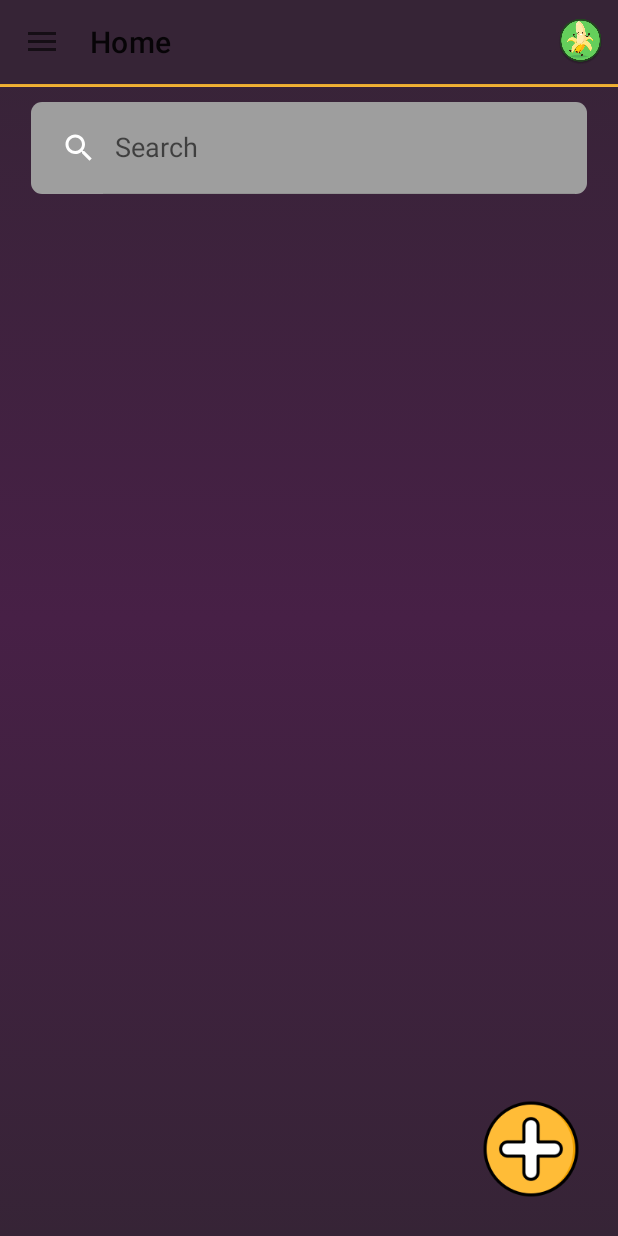
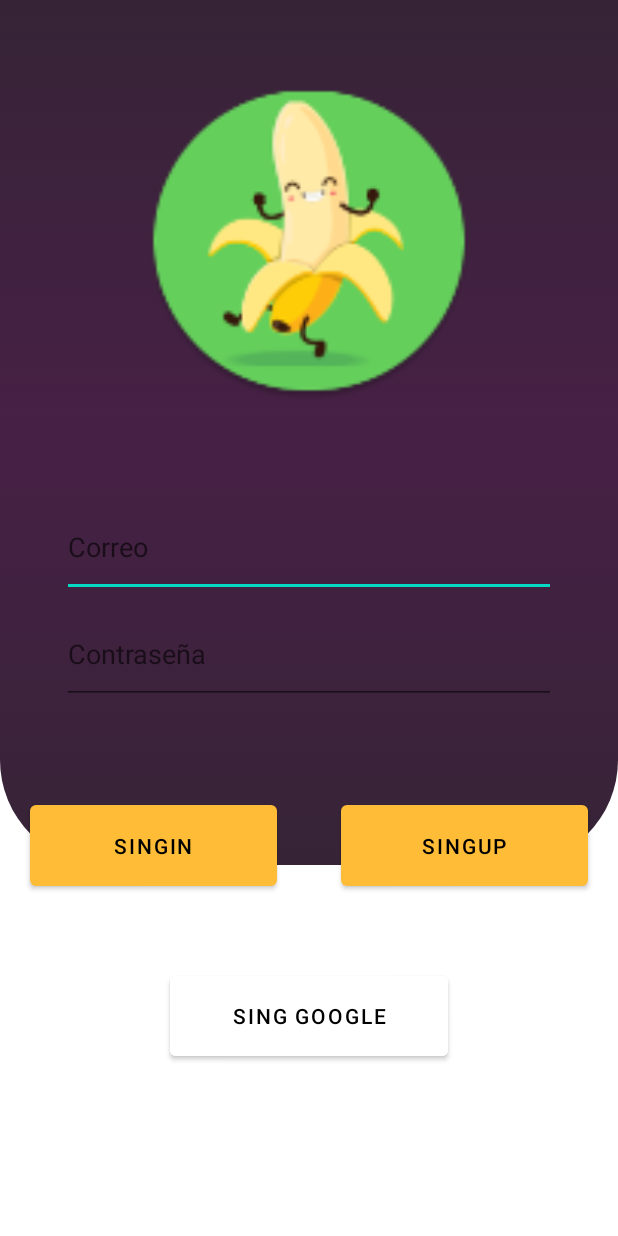
Before and after one commit to Jess2602/ListBuyApp, an Android app: the screen it shows after launch (MainActivity before the commit, Login after it), on a phone screen of 412 x 824 dp. Run offline under Robolectric (Android 15) with nearby library versions, the phone set to English and light mode, and no system bars.

Commit message:
Login
Login screen

```diff
--- a/app/src/main/AndroidManifest.xml
+++ b/app/src/main/AndroidManifest.xml
@@ -13,6 +13,9 @@
         android:theme="@style/Theme.ListBuyApp"
         tools:targetApi="31">
         <activity
+            android:name=".Login"
+            android:exported="false" />
+        <activity
             android:name=".SplashActivity"
             android:exported="true"
             android:label="@string/title_activity_splash"
@@ -25,8 +28,7 @@
         </activity>
         <activity
             android:name=".MainActivity"
-            android:exported="true">
-        </activity>
+            android:exported="true"></activity>
     </application>
 
 </manifest>
--- /dev/null
+++ b/app/src/main/java/com/example/listbuyapp/Login.kt
@@ -0,0 +1,27 @@
+package com.example.listbuyapp
+
+import android.content.Intent
+import androidx.appcompat.app.AppCompatActivity
+import android.os.Bundle
+import com.example.listbuyapp.databinding.ActivityLoginBinding
+import com.example.listbuyapp.databinding.ActivityMainBinding
+
+class Login : AppCompatActivity() {
+    lateinit var binding: ActivityLoginBinding
+    override fun onCreate(savedInstanceState: Bundle?) {
+        super.onCreate(savedInstanceState)
+        binding = ActivityLoginBinding.inflate(layoutInflater)
+        setContentView(binding.root)
+
+        binding.SingIn.setOnClickListener {
+            // Aquí puedes agregar el código para pasar al MainActivity
+            val intent = Intent(this, MainActivity::class.java)
+            startActivity(intent)
+        }
+        binding.SingUp.setOnClickListener {
+            // Aquí puedes agregar el código para pasar al MainActivity
+            val intent = Intent(this, MainActivity::class.java)
+            startActivity(intent)
+        }
+    }
+}
--- a/app/src/main/java/com/example/listbuyapp/SplashActivity.kt
+++ b/app/src/main/java/com/example/listbuyapp/SplashActivity.kt
@@ -11,7 +11,7 @@ class SplashActivity : AppCompatActivity() {
         super.onCreate(savedInstanceState)
         Thread.sleep(600)
         screenSplash.setKeepOnScreenCondition { true }
-        startActivity(Intent(this, MainActivity::class.java))
+        startActivity(Intent(this, Login::class.java))
         finish()
     }
 }
--- /dev/null
+++ b/app/src/main/res/drawable/fondo_login.xml
@@ -0,0 +1,16 @@
+<selector xmlns:android="http://schemas.android.com/apk/res/android">
+    <item>
+        <shape android:shape="rectangle">
+            <corners
+                android:bottomRightRadius="70dp"
+                android:bottomLeftRadius="70dp"
+                />
+            <gradient
+                android:angle="90"
+                android:startColor="@color/Fondo1"
+                android:centerColor="@color/Fondo2"
+                android:endColor="@color/Fondo1"
+                />
+        </shape>
+    </item>
+</selector>
--- /dev/null
+++ b/app/src/main/res/layout/activity_login.xml
@@ -0,0 +1,100 @@
+<?xml version="1.0" encoding="utf-8"?>
+<androidx.constraintlayout.widget.ConstraintLayout xmlns:android="http://schemas.android.com/apk/res/android"
+    xmlns:app="http://schemas.android.com/apk/res-auto"
+    xmlns:tools="http://schemas.android.com/tools"
+    android:layout_width="match_parent"
+    android:layout_height="match_parent"
+    android:background="@color/white"
+    tools:context=".Login">
+
+    <ImageView
+        android:id="@+id/imageView"
+        android:layout_width="0dp"
+        android:layout_height="0dp"
+        android:contentDescription="@string/background_description"
+        android:outlineAmbientShadowColor="@color/black"
+        android:src="@drawable/fondo_login"
+        app:layout_constraintEnd_toEndOf="parent"
+        app:layout_constraintHeight_percent=".7"
+        app:layout_constraintStart_toStartOf="parent"
+        app:layout_constraintTop_toTopOf="parent"
+        app:layout_constraintWidth_percent="1" />
+
+    <Button
+        android:id="@+id/SingUp"
+        android:layout_width="0dp"
+        android:layout_height="0dp"
+        android:layout_marginEnd="20dp"
+        android:text="SingUp"
+        app:layout_constraintBottom_toTopOf="@+id/SingGoogle"
+        app:layout_constraintEnd_toEndOf="parent"
+        app:layout_constraintHeight_percent=".08"
+        app:layout_constraintTop_toTopOf="parent"
+        app:layout_constraintVertical_bias="0.917"
+        app:layout_constraintWidth_percent=".4" />
+
+    <Button
+        android:id="@+id/SingIn"
+        android:layout_width="0dp"
+        android:layout_height="0dp"
+        android:layout_marginStart="20dp"
+        android:text="SingIn"
+        app:layout_constraintBottom_toTopOf="@+id/SingGoogle"
+        app:layout_constraintHeight_percent=".08"
+        app:layout_constraintStart_toStartOf="parent"
+        app:layout_constraintTop_toTopOf="parent"
+        app:layout_constraintVertical_bias="0.917"
+        app:layout_constraintWidth_percent=".4" />
+
+    <Button
+        android:id="@+id/SingGoogle"
+        android:layout_width="0dp"
+        android:layout_height="0dp"
+        android:backgroundTint="@color/white"
+        android:text="Sing Google"
+        app:layout_constraintBottom_toBottomOf="parent"
+        app:layout_constraintEnd_toEndOf="parent"
+        app:layout_constraintHeight_percent=".08"
+        app:layout_constraintHorizontal_bias="0.5"
+        app:layout_constraintStart_toStartOf="parent"
+        app:layout_constraintTop_toTopOf="parent"
+        app:layout_constraintVertical_bias="0.85"
+        app:layout_constraintWidth_percent=".45" />
+
+    <ImageView
+        android:id="@+id/imageView2"
+        android:layout_width="0dp"
+        android:layout_height="0dp"
+        app:layout_constraintEnd_toEndOf="parent"
+        app:layout_constraintHeight_percent=".4"
+        app:layout_constraintHorizontal_bias="0.5"
+        app:layout_constraintStart_toStartOf="parent"
+        app:layout_constraintTop_toTopOf="parent"
+        app:layout_constraintWidth_percent="1"
+        app:srcCompat="@mipmap/ic_logo_app_foreground" />
+
+    <com.google.android.material.textfield.TextInputEditText
+        android:id="@+id/textView"
+        android:layout_width="0dp"
+        android:layout_height="0dp"
+        android:layout_marginTop="332dp"
+        android:hint="Correo"
+        app:layout_constraintEnd_toEndOf="parent"
+        app:layout_constraintHeight_percent=".08"
+        app:layout_constraintStart_toStartOf="parent"
+        app:layout_constraintTop_toTopOf="@+id/imageView"
+        app:layout_constraintWidth_percent=".8" />
+
+    <com.google.android.material.textfield.TextInputEditText
+        android:id="@+id/textView2"
+        android:layout_width="0dp"
+        android:layout_height="0dp"
+        android:layout_marginTop="5dp"
+        android:hint="Contraseña"
+        app:layout_constraintEnd_toEndOf="parent"
+        app:layout_constraintHeight_percent=".08"
+        app:layout_constraintStart_toStartOf="parent"
+        app:layout_constraintTop_toBottomOf="@+id/textView"
+        app:layout_constraintWidth_percent=".8" />
+
+</androidx.constraintlayout.widget.ConstraintLayout>
--- a/app/src/main/res/values/strings.xml
+++ b/app/src/main/res/values/strings.xml
@@ -6,4 +6,6 @@
     <string name="menu_history">History</string>
     <string name="menu_categories">Categories</string>
     <string name="title_activity_splash">SplashActivity</string>
+    <string name="testing">hey</string>
+    <string name="background_description">background</string>
 </resources>
```
Also changed, not shown: app/src/main/ic_fondo_log-playstore.png (added), app/src/main/ic_fondo_login-playstore.png (added).
